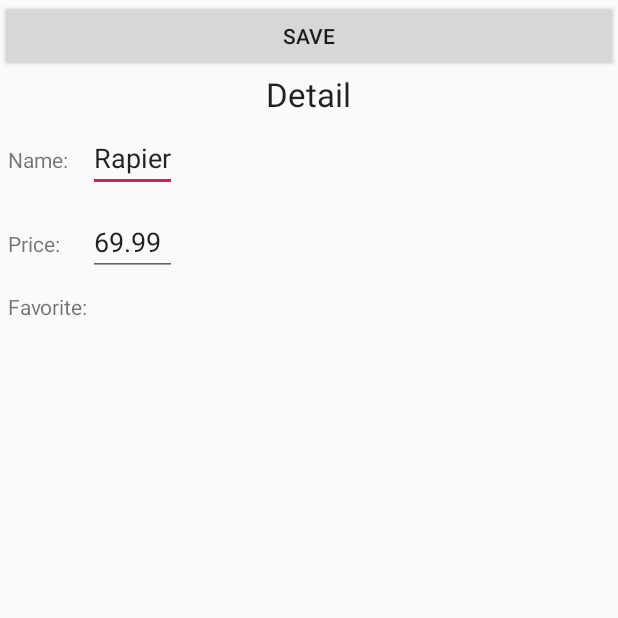
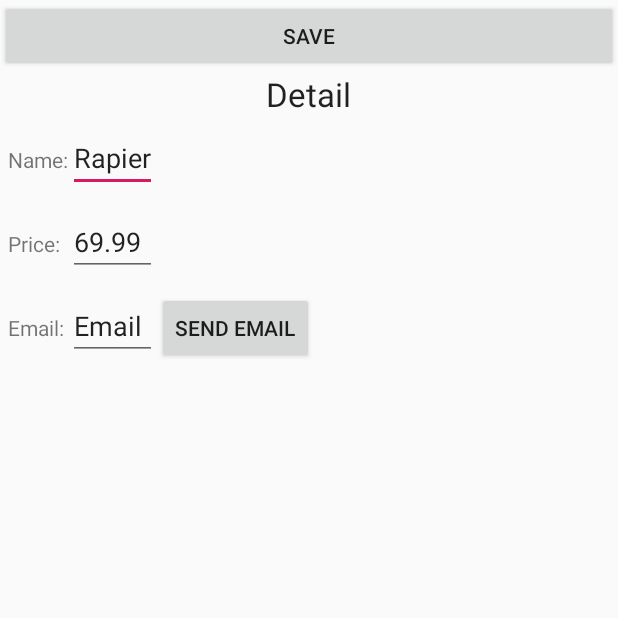
Before and after one commit to kidagine/AndroidStudioExercises, an Android app: the screen it shows after launch (DetailsActivity), after a tap on "Rapier", on a phone screen of 412 x 824 dp, the top half of it. Run offline under Robolectric (Android 15) with nearby library versions, the phone set to English and light mode, and no system bars.

Commit message:
Refactoring passing data between activities. Added the ability to access the email app.

```diff
--- a/SwordzList/app/src/main/java/com/example/swordzlist/Activities/DetailsActivity.java
+++ b/SwordzList/app/src/main/java/com/example/swordzlist/Activities/DetailsActivity.java
@@ -1,6 +1,7 @@
 package com.example.swordzlist.Activities;
 
 import android.content.Intent;
+import android.net.Uri;
 import android.os.Bundle;
 import android.view.View;
 import android.widget.Button;
@@ -15,7 +16,9 @@
 
     EditText dtxName;
     EditText dtxPrice;
+    EditText dtxEmail;
     Button btnSave;
+    Button btnEmail;
     Sword swordItem;
 
     @Override
@@ -25,13 +28,21 @@
 
         dtxName = findViewById(R.id.etName);
         dtxPrice = findViewById(R.id.etPhone);
+        dtxEmail = findViewById(R.id.etEmail);
         btnSave = findViewById(R.id.btnSave);
+        btnEmail = findViewById(R.id.btnEmail);
         setSwordInformation();
 
         btnSave.setOnClickListener(new View.OnClickListener() {
             @Override
             public void onClick(View v) {
                 save();
+            }
+        });
+        btnEmail.setOnClickListener(new View.OnClickListener() {
+            @Override
+            public void onClick(View v) {
+                sendEmail();
             }
         });
     }
@@ -44,10 +55,18 @@
     }
 
     private void save(){
-        Intent detailsIntent = new Intent(this, MainActivity.class);
         swordItem.setName(dtxName.getText().toString());
         swordItem.setPrice(Double.parseDouble(dtxPrice.getText().toString()));
+        Intent detailsIntent = new Intent();
         detailsIntent.putExtra("sword", swordItem);
-        startActivity(detailsIntent);
+        setResult(RESULT_OK, detailsIntent);
+        finish();
+    }
+
+    private void sendEmail(){
+        Intent emailIntent = new Intent(Intent.ACTION_SENDTO, Uri.fromParts("mailto",dtxName.getText().toString() + "@gmail.com", null));
+        emailIntent.putExtra(Intent.EXTRA_SUBJECT, "Subject");
+        emailIntent.putExtra(Intent.EXTRA_TEXT, dtxEmail.getText().toString());
+        startActivity(Intent.createChooser(emailIntent, "Send email..."));
     }
 }
--- a/SwordzList/app/src/main/java/com/example/swordzlist/Activities/MainActivity.java
+++ b/SwordzList/app/src/main/java/com/example/swordzlist/Activities/MainActivity.java
@@ -24,19 +24,20 @@
     ArrayList<Sword> swordItems = new ArrayList<>();
     SwordAdapter swordAdapter;
 
+    private static final int DETAILS_ACTIVITY_REQUEST_CODE = 0;
+
     @Override
     protected void onCreate(Bundle savedInstanceState) {
         super.onCreate(savedInstanceState);
 
         setupSwordList();
-        setSwordInformation();
     }
 
     @Override
     public void onListItemClick(ListView parent, View v, int position, long id){
         Intent detailsIntent = new Intent(this, DetailsActivity.class);
         detailsIntent.putExtra("sword", swordItems.get(position));
-        startActivity(detailsIntent);
+        startActivityForResult(detailsIntent, DETAILS_ACTIVITY_REQUEST_CODE);
     }
 
     private void setupSwordList(){
@@ -45,8 +46,18 @@
         this.setListAdapter(swordAdapter);
     }
 
-    private void setSwordInformation(){
-        Sword swordItem = (Sword) getIntent().getSerializableExtra("sword");
+    @Override
+    protected void onActivityResult(int requestCode, int resultCode, Intent data){
+        super.onActivityResult(requestCode, resultCode, data);
+        if (requestCode == DETAILS_ACTIVITY_REQUEST_CODE){
+            if (resultCode == RESULT_OK){
+                setSwordInformation(data);
+            }
+        }
+    }
+
+    private void setSwordInformation(Intent data){
+        Sword swordItem = (Sword) data.getSerializableExtra("sword");
         if (swordItem!= null){
             for(Sword sword : swordItems){
                 if (sword.getId() == swordItem.getId()){
--- a/SwordzList/app/src/main/java/com/example/swordzlist/Infrastructure/FakeDatabase.java
+++ b/SwordzList/app/src/main/java/com/example/swordzlist/Infrastructure/FakeDatabase.java
@@ -39,19 +39,6 @@
         swords.add(new Sword(16,"Black Knight Sword", 89.99));
         swords.add(new Sword(17,"Moonlight GreatSword", 299.99));
         swords.add(new Sword(18,"Two bananas and a pogo stick", 999.99));
-        swords.add(new Sword(19,"Two bananas and a pogo stick", 999.99));
-        swords.add(new Sword(20,"Two bananas and a pogo stick", 999.99));
-        swords.add(new Sword(21,"Two bananas and a pogo stick", 999.99));
-        swords.add(new Sword(22,"Two bananas and a pogo stick", 999.99));
-        swords.add(new Sword(23,"Two bananas and a pogo stick", 999.99));
-        swords.add(new Sword(24,"Two bananas and a pogo stick", 999.99));
-        swords.add(new Sword(25,"Two bananas and a pogo stick", 999.99));
-        swords.add(new Sword(26,"Two bananas and a pogo stick", 999.99));
-        swords.add(new Sword(27,"Two bananas and a pogo stick", 999.99));
-        swords.add(new Sword(28,"Two bananas and a pogo stick", 999.99));
-        swords.add(new Sword(29,"Two bananas and a pogo stick", 999.99));
-        swords.add(new Sword(30,"Two bananas and a pogo stick", 999.99));
-        swords.add(new Sword(31,"Two bananas and a pogo stick", 999.99));
     }
 
     public List<Sword> getSwords(){
--- a/SwordzList/app/src/main/res/layout/activity_detail.xml
+++ b/SwordzList/app/src/main/res/layout/activity_detail.xml
@@ -52,14 +52,21 @@
         </TableRow>
 
         <TableRow
-            android:layout_width="wrap_content"
-            android:layout_height="wrap_content"
-            android:padding="5dip" >
+            android:layout_width="match_parent"
+            android:layout_height="match_parent"
+            android:padding="5dip">
 
-            <TextView
-                android:text="Favorite:" />
+            <TextView android:text="Email:" />
 
+            <EditText
+                android:id="@+id/etEmail"
+                android:text="Email" />
+
+            <Button
+            android:id="@+id/btnEmail"
+            android:text="Send Email" />
         </TableRow>
+
     </TableLayout>
 
 
```
